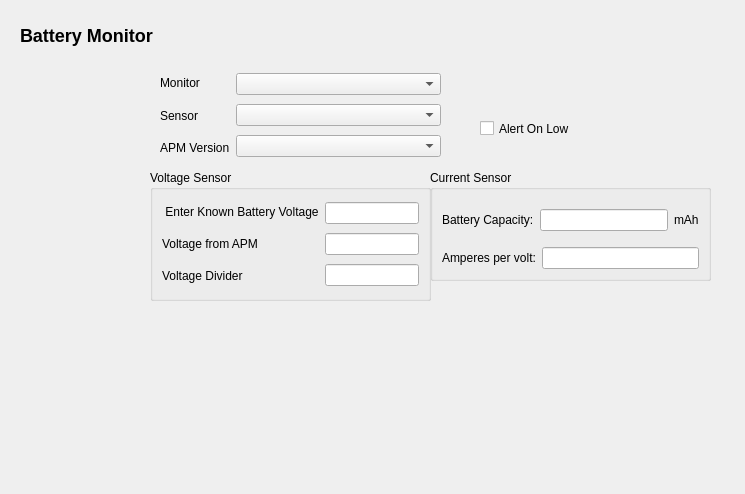
Old version of the form src/ui/configuration/BatteryMonitorConfig.ui in the repository ArduPilot/apm_planner.
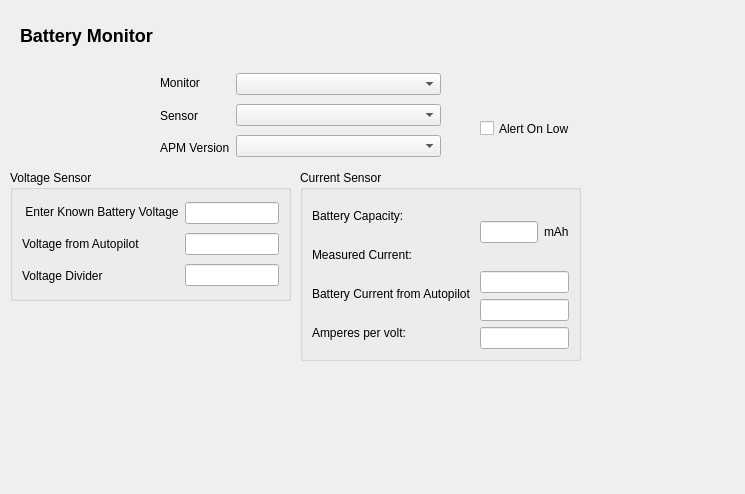
New version of the form. Icons and pictures are not drawn.

Commit message: Fix for new battery parameters, and better handling of battery sensor detection

```diff
--- a/src/ui/configuration/BatteryMonitorConfig.ui
+++ b/src/ui/configuration/BatteryMonitorConfig.ui
@@ -64,7 +64,7 @@
   <widget class="QGroupBox" name="groupBox">
    <property name="geometry">
     <rect>
-     <x>150</x>
+     <x>10</x>
      <y>170</y>
      <width>281</width>
      <height>131</height>
@@ -88,7 +88,7 @@
         <item>
          <widget class="QLabel" name="label_8">
           <property name="text">
-           <string>Voltage from APM</string>
+           <string>Voltage from Autopilot</string>
           </property>
          </widget>
         </item>
@@ -183,10 +183,10 @@
   <widget class="QGroupBox" name="groupBox_2">
    <property name="geometry">
     <rect>
-     <x>430</x>
+     <x>300</x>
      <y>170</y>
      <width>281</width>
-     <height>111</height>
+     <height>191</height>
     </rect>
    </property>
    <property name="title">
@@ -194,7 +194,9 @@
    </property>
    <layout class="QVBoxLayout" name="verticalLayout_5">
     <item>
-     <layout class="QHBoxLayout" name="horizontalLayout_5">
+     <layout class="QHBoxLayout" name="horizontalLayout_4">
+      <item>
+       <layout class="QVBoxLayout" name="verticalLayout_6">
       <item>
        <widget class="QLabel" name="label_13">
         <property name="text">
@@ -203,6 +205,33 @@
        </widget>
       </item>
       <item>
+         <widget class="QLabel" name="label_14">
+          <property name="text">
+           <string>Measured Current: </string>
+          </property>
+         </widget>
+        </item>
+        <item>
+         <widget class="QLabel" name="label_15">
+          <property name="text">
+           <string>Battery Current from Autopilot </string>
+          </property>
+         </widget>
+        </item>
+        <item>
+         <widget class="QLabel" name="label_11">
+          <property name="text">
+           <string>Amperes per volt:</string>
+          </property>
+         </widget>
+        </item>
+       </layout>
+      </item>
+      <item>
+       <layout class="QVBoxLayout" name="verticalLayout_7" stretch="0,1,1,1">
+        <item>
+         <layout class="QHBoxLayout" name="horizontalLayout_5">
+          <item>
        <widget class="QLineEdit" name="battCapacityLineEdit"/>
       </item>
       <item>
@@ -215,11 +244,16 @@
      </layout>
     </item>
     <item>
-     <layout class="QHBoxLayout" name="horizontalLayout_4">
+         <widget class="QLineEdit" name="measuredCurrentLineEdit">
+          <property name="readOnly">
+           <bool>false</bool>
+          </property>
+         </widget>
+        </item>
       <item>
-       <widget class="QLabel" name="label_11">
-        <property name="text">
-         <string>Amperes per volt:</string>
+         <widget class="QLineEdit" name="batteryCurrentLineEdit">
+          <property name="readOnly">
+           <bool>true</bool>
         </property>
        </widget>
       </item>
@@ -229,6 +263,8 @@
          <bool>false</bool>
         </property>
        </widget>
+        </item>
+       </layout>
       </item>
      </layout>
     </item>
```
Lines whose indentation alone changed are shown as unchanged. The commit also changes 5 other files.
